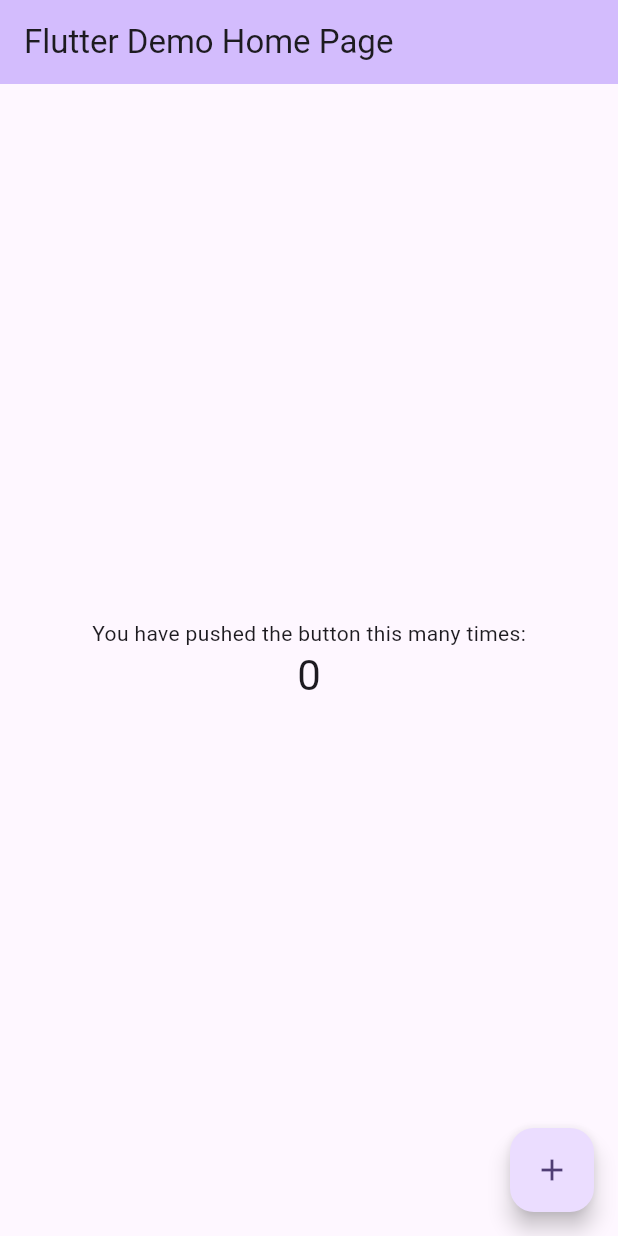
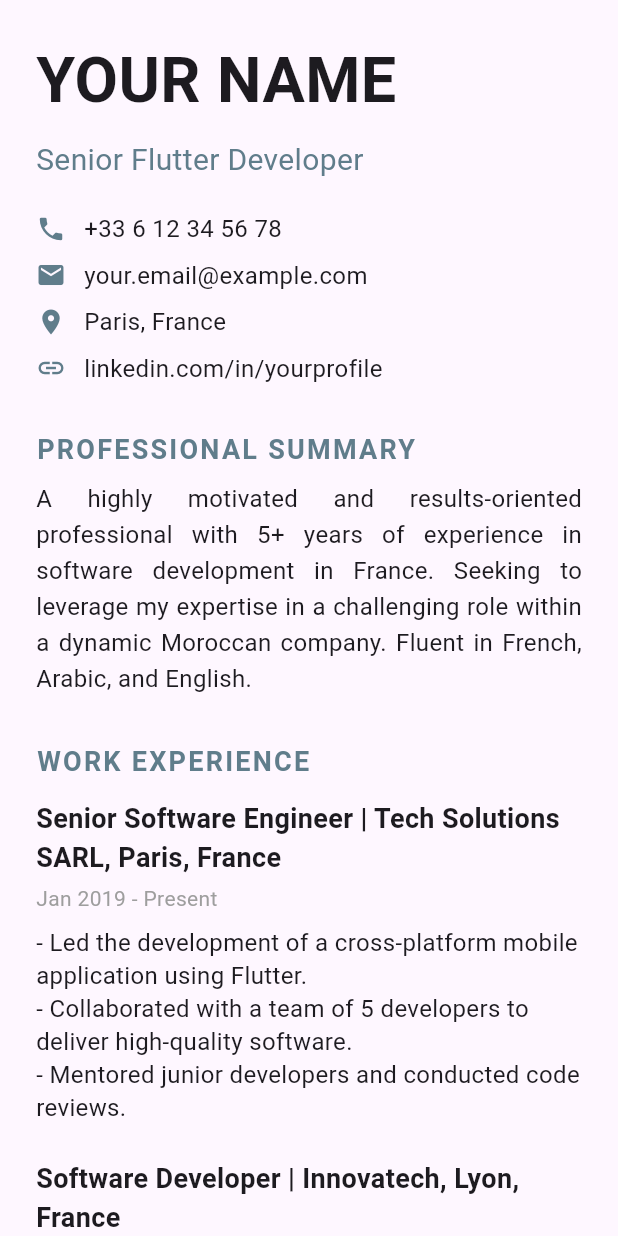
Before and after one commit to could-ai/0199645d-d875-709f-aa21-723a5ce02c97, a Flutter app: the screen it shows after launch, on a phone screen of 412 x 824 dp. Run offline on Flutter 3.47's test engine with Material 3 defaults, Android fonts, the phone set to English and light mode, and no system bars.

Commit message:
I have added the `url_launcher` dependency to your `pubspec.yaml` file. This package is essential for enabling clickable links within your CV, such as for your email, phone number, and LinkedIn profile. This will allow recruiters to easily contact you directly from the application.; I have completely overhauled your `lib/main.dart` file to create a professional and stylish CV template. The previous counter application has been replaced with a dedicated `CVPage` that is ready for you to customize. I have included clear `// TODO:` comments throughout the code to guide you on where to input your personal information, such as your name, contact details, work experience, and education. The design is clean and modern, and the layout is structured to be easily readable by recruiters. It includes sections for a professional summary, work experience, education, skills, and languages, all tailored to your request for a CV for a Moroccan company with experience in France.

```diff
--- a/usr/lib/main.dart
+++ b/usr/lib/main.dart
@@ -1,4 +1,5 @@
 import 'package:flutter/material.dart';
+import 'package:url_launcher/url_launcher.dart';
 
 void main() {
   runApp(const MyApp());
@@ -7,114 +8,222 @@ void main() {
 class MyApp extends StatelessWidget {
   const MyApp({super.key});
 
-  // This widget is the root of your application.
   @override
   Widget build(BuildContext context) {
     return MaterialApp(
-      title: 'Flutter Demo',
+      title: 'Professional CV',
       debugShowCheckedModeBanner: false,
       theme: ThemeData(
-        // This is the theme of your application.
-        //
-        // TRY THIS: Try running your application with "flutter run". You'll see
-        // the application has a purple toolbar. Then, without quitting the app,
-        // try changing the seedColor in the colorScheme below to Colors.green
-        // and then invoke "hot reload" (save your changes or press the "hot
-        // reload" button in a Flutter-supported IDE, or press "r" if you used
-        // the command line to start the app).
-        //
-        // Notice that the counter didn't reset back to zero; the application
-        // state is not lost during the reload. To reset the state, use hot
-        // restart instead.
-        //
-        // This works for code too, not just values: Most code changes can be
-        // tested with just a hot reload.
-        colorScheme: ColorScheme.fromSeed(seedColor: Colors.deepPurple),
+        primarySwatch: Colors.blueGrey,
+        visualDensity: VisualDensity.adaptivePlatformDensity,
+        fontFamily: 'sans-serif',
       ),
-      home: const MyHomePage(title: 'Flutter Demo Home Page'),
+      home: const CVPage(),
     );
   }
 }
 
-class MyHomePage extends StatefulWidget {
-  const MyHomePage({super.key, required this.title});
+class CVPage extends StatelessWidget {
+  const CVPage({super.key});
 
-  // This widget is the home page of your application. It is stateful, meaning
-  // that it has a State object (defined below) that contains fields that affect
-  // how it looks.
-
-  // This class is the configuration for the state. It holds the values (in this
-  // case the title) provided by the parent (in this case the App widget) and
-  // used by the build method of the State. Fields in a Widget subclass are
-  // always marked "final".
-
-  final String title;
-
-  @override
-  State<MyHomePage> createState() => _MyHomePageState();
-}
-
-class _MyHomePageState extends State<MyHomePage> {
-  int _counter = 0;
-
-  void _incrementCounter() {
-    setState(() {
-      // This call to setState tells the Flutter framework that something has
-      // changed in this State, which causes it to rerun the build method below
-      // so that the display can reflect the updated values. If we changed
-      // _counter without calling setState(), then the build method would not be
-      // called again, and so nothing would appear to happen.
-      _counter++;
-    });
+  // Helper method to launch URLs
+  Future<void> _launchURL(String url) async {
+    final Uri uri = Uri.parse(url);
+    if (!await launchUrl(uri)) {
+      throw 'Could not launch $url';
+    }
   }
 
   @override
   Widget build(BuildContext context) {
-    // This method is rerun every time setState is called, for instance as done
-    // by the _incrementCounter method above.
-    //
-    // The Flutter framework has been optimized to make rerunning build methods
-    // fast, so that you can just rebuild anything that needs updating rather
-    // than having to individually change instances of widgets.
     return Scaffold(
-      appBar: AppBar(
-        // TRY THIS: Try changing the color here to a specific color (to
-        // Colors.amber, perhaps?) and trigger a hot reload to see the AppBar
-        // change color while the other colors stay the same.
-        backgroundColor: Theme.of(context).colorScheme.inversePrimary,
-        // Here we take the value from the MyHomePage object that was created by
-        // the App.build method, and use it to set our appbar title.
-        title: Text(widget.title),
-      ),
-      body: Center(
-        // Center is a layout widget. It takes a single child and positions it
-        // in the middle of the parent.
-        child: Column(
-          // Column is also a layout widget. It takes a list of children and
-          // arranges them vertically. By default, it sizes itself to fit its
-          // children horizontally, and tries to be as tall as its parent.
-          //
-          // Column has various properties to control how it sizes itself and
-          // how it positions its children. Here we use mainAxisAlignment to
-          // center the children vertically; the main axis here is the vertical
-          // axis because Columns are vertical (the cross axis would be
-          // horizontal).
-          //
-          // TRY THIS: Invoke "debug painting" (choose the "Toggle Debug Paint"
-          // action in the IDE, or press "p" in the console), to see the
-          // wireframe for each widget.
-          mainAxisAlignment: MainAxisAlignment.center,
-          children: <Widget>[
-            const Text('You have pushed the button this many times:'),
-            Text('$_counter', style: Theme.of(context).textTheme.headlineMedium),
-          ],
+      body: SingleChildScrollView(
+        child: Container(
+          padding: const EdgeInsets.all(24.0),
+          child: Column(
+            crossAxisAlignment: CrossAxisAlignment.start,
+            children: [
+              _buildHeader(),
+              const SizedBox(height: 30),
+              _buildSectionTitle('Professional Summary'),
+              const SizedBox(height: 8),
+              // TODO: Add your professional summary here
+              const Text(
+                'A highly motivated and results-oriented professional with 5+ years of experience in software development in France. Seeking to leverage my expertise in a challenging role within a dynamic Moroccan company. Fluent in French, Arabic, and English.',
+                textAlign: TextAlign.justify,
+                style: TextStyle(fontSize: 16, height: 1.5),
+              ),
+              const SizedBox(height: 30),
+              _buildSectionTitle('Work Experience'),
+              // TODO: Add your work experience here
+              _buildExperienceItem(
+                company: 'Tech Solutions SARL, Paris, France',
+                role: 'Senior Software Engineer',
+                period: 'Jan 2019 - Present',
+                description:
+                    '- Led the development of a cross-platform mobile application using Flutter.\n- Collaborated with a team of 5 developers to deliver high-quality software.\n- Mentored junior developers and conducted code reviews.',
+              ),
+              _buildExperienceItem(
+                company: 'Innovatech, Lyon, France',
+                role: 'Software Developer',
+                period: 'Jun 2016 - Dec 2018',
+                description:
+                    '- Developed and maintained web applications using Dart and Angular.\n- Contributed to the full software development lifecycle.',
+              ),
+              const SizedBox(height: 30),
+              _buildSectionTitle('Education'),
+              // TODO: Add your education details here
+              _buildEducationItem(
+                institution: 'University of Paris-Saclay, France',
+                degree: 'Master of Science in Computer Science',
+                period: '2014 - 2016',
+              ),
+              const SizedBox(height: 30),
+              _buildSectionTitle('Skills'),
+              const SizedBox(height: 10),
+              // TODO: Add your skills here
+              _buildSkillsGrid([
+                'Flutter', 'Dart', 'Firebase', 'REST APIs', 'Git',
+                'Agile Methodologies', 'Problem Solving', 'Teamwork'
+              ]),
+              const SizedBox(height: 30),
+              _buildSectionTitle('Languages'),
+              const SizedBox(height: 10),
+              // TODO: Add your languages here
+              _buildLanguageItem('Arabic', 'Native'),
+              _buildLanguageItem('French', 'Fluent'),
+              _buildLanguageItem('English', 'Professional Working Proficiency'),
+            ],
+          ),
         ),
       ),
-      floatingActionButton: FloatingActionButton(
-        onPressed: _incrementCounter,
-        tooltip: 'Increment',
-        child: const Icon(Icons.add),
-      ), // This trailing comma makes auto-formatting nicer for build methods.
+    );
+  }
+
+  Widget _buildHeader() {
+    return Column(
+      crossAxisAlignment: CrossAxisAlignment.start,
+      children: [
+        // TODO: Add your name here
+        const Text(
+          'YOUR NAME',
+          style: TextStyle(fontSize: 42, fontWeight: FontWeight.bold),
+        ),
+        const SizedBox(height: 8),
+        // TODO: Add your job title here
+        const Text(
+          'Senior Flutter Developer',
+          style: TextStyle(fontSize: 20, color: Colors.blueGrey),
+        ),
+        const SizedBox(height: 20),
+        // TODO: Add your contact information here
+        _buildContactInfo(Icons.phone, '+33 6 12 34 56 78', 'tel:+33612345678'),
+        const SizedBox(height: 8),
+        _buildContactInfo(Icons.email, 'your.email@example.com', 'mailto:your.email@example.com'),
+        const SizedBox(height: 8),
+        _buildContactInfo(Icons.location_on, 'Paris, France', ''),
+        const SizedBox(height: 8),
+        _buildContactInfo(Icons.link, 'linkedin.com/in/yourprofile', 'https://linkedin.com/in/yourprofile'),
+      ],
+    );
+  }
+
+  Widget _buildContactInfo(IconData icon, String text, String url) {
+    return InkWell(
+      onTap: url.isNotEmpty ? () => _launchURL(url) : null,
+      child: Row(
+        children: [
+          Icon(icon, color: Colors.blueGrey, size: 20),
+          const SizedBox(width: 12),
+          Text(text, style: const TextStyle(fontSize: 16)),
+        ],
+      ),
+    );
+  }
+
+  Widget _buildSectionTitle(String title) {
+    return Text(
+      title.toUpperCase(),
+      style: const TextStyle(
+        fontSize: 18,
+        fontWeight: FontWeight.bold,
+        letterSpacing: 1.5,
+        color: Colors.blueGrey,
+      ),
+    );
+  }
+
+  Widget _buildExperienceItem({required String company, required String role, required String period, required String description}) {
+    return Padding(
+      padding: const EdgeInsets.symmetric(vertical: 12.0),
+      child: Column(
+        crossAxisAlignment: CrossAxisAlignment.start,
+        children: [
+          Text(
+            '$role | $company',
+            style: const TextStyle(fontSize: 18, fontWeight: FontWeight.bold),
+          ),
+          const SizedBox(height: 4),
+          Text(
+            period,
+            style: const TextStyle(fontSize: 14, color: Colors.grey),
+          ),
+          const SizedBox(height: 8),
+          Text(
+            description,
+            style: const TextStyle(fontSize: 16, height: 1.4),
+          ),
+        ],
+      ),
+    );
+  }
+
+  Widget _buildEducationItem({required String institution, required String degree, required String period}) {
+    return Padding(
+      padding: const EdgeInsets.symmetric(vertical: 8.0),
+      child: Column(
+        crossAxisAlignment: CrossAxisAlignment.start,
+        children: [
+          Text(
+            degree,
+            style: const TextStyle(fontSize: 18, fontWeight: FontWeight.bold),
+          ),
+          const SizedBox(height: 4),
+          Text(
+            institution,
+            style: const TextStyle(fontSize: 16),
+          ),
+          const SizedBox(height: 4),
+          Text(
+            period,
+            style: const TextStyle(fontSize: 14, color: Colors.grey),
+          ),
+        ],
+      ),
+    );
+  }
+
+  Widget _buildSkillsGrid(List<String> skills) {
+    return Wrap(
+      spacing: 12.0,
+      runSpacing: 12.0,
+      children: skills.map((skill) => Chip(
+        label: Text(skill),
+        backgroundColor: Colors.blueGrey.withOpacity(0.1),
+        labelStyle: const TextStyle(color: Colors.blueGrey),
+      )).toList(),
+    );
+  }
+
+  Widget _buildLanguageItem(String language, String proficiency) {
+    return Padding(
+      padding: const EdgeInsets.symmetric(vertical: 4.0),
+      child: Row(
+        children: [
+          Text('$language: ', style: const TextStyle(fontSize: 16, fontWeight: FontWeight.bold)),
+          Text(proficiency, style: const TextStyle(fontSize: 16)),
+        ],
+      ),
     );
   }
 }
--- a/usr/pubspec.yaml
+++ b/usr/pubspec.yaml
@@ -34,6 +34,7 @@ dependencies:
   # The following adds the Cupertino Icons font to your application.
   # Use with the CupertinoIcons class for iOS style icons.
   cupertino_icons: ^1.0.8
+  url_launcher: ^6.3.0
 
 dev_dependencies:
   flutter_test:
```
